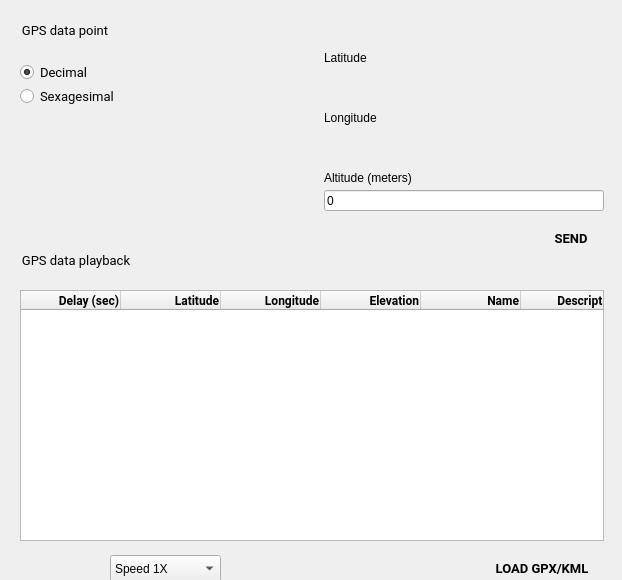
Old version of the form android/skin/qt/extended-pages/location-page.ui in the repository aosp-mirror/platform_external_qemu.
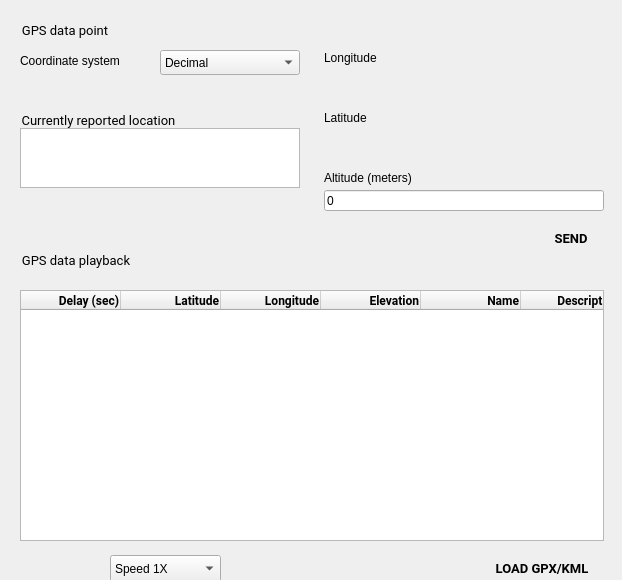
New version of the form. Icons and pictures are not drawn. Custom widgets are drawn as their Qt base class.

Commit message: [ui] Display the current GPS location

Patch:
```diff
--- a/android/skin/qt/extended-pages/location-page.ui
+++ b/android/skin/qt/extended-pages/location-page.ui
@@ -112,7 +112,7 @@
    <property name="geometry">
     <rect>
      <x>324</x>
-     <y>50</y>
+     <y>110</y>
      <width>140</width>
      <height>16</height>
     </rect>
@@ -166,7 +166,7 @@
    <property name="geometry">
     <rect>
      <x>324</x>
-     <y>110</y>
+     <y>50</y>
      <width>140</width>
      <height>16</height>
     </rect>
@@ -218,47 +218,6 @@
    <property name="geometry">
     <rect>
      <x>324</x>
-     <y>130</y>
-     <width>280</width>
-     <height>21</height>
-    </rect>
-   </property>
-   <property name="report_metrics" stdset="0">
-    <bool>false</bool>
-   </property>
-  </widget>
-  <widget class="QRadioButton" name="loc_sexagesimalModeSwitch">
-   <property name="geometry">
-    <rect>
-     <x>20</x>
-     <y>84</y>
-     <width>130</width>
-     <height>25</height>
-    </rect>
-   </property>
-   <property name="font">
-    <font>
-     <family>Roboto</family>
-     <pointsize>10</pointsize>
-    </font>
-   </property>
-   <property name="text">
-    <string>Sexagesimal</string>
-   </property>
-   <property name="iconSize">
-    <size>
-     <width>24</width>
-     <height>24</height>
-    </size>
-   </property>
-   <property name="report_metrics" stdset="0">
-    <bool>false</bool>
-   </property>
-  </widget>
-  <widget class="AngleInputWidget" name="loc_latitudeInput" native="true">
-   <property name="geometry">
-    <rect>
-     <x>324</x>
      <y>70</y>
      <width>280</width>
      <height>21</height>
@@ -268,6 +227,19 @@
     <bool>false</bool>
    </property>
   </widget>
+  <widget class="AngleInputWidget" name="loc_latitudeInput" native="true">
+   <property name="geometry">
+    <rect>
+     <x>324</x>
+     <y>130</y>
+     <width>280</width>
+     <height>21</height>
+    </rect>
+   </property>
+   <property name="report_metrics" stdset="0">
+    <bool>false</bool>
+   </property>
+  </widget>
   <widget class="QGroupBox" name="locationGroup_2">
    <property name="geometry">
     <rect>
@@ -450,39 +422,6 @@
     <bool>false</bool>
    </property>
   </widget>
-  <widget class="QRadioButton" name="loc_decimalModeSwitch">
-   <property name="geometry">
-    <rect>
-     <x>20</x>
-     <y>60</y>
-     <width>109</width>
-     <height>25</height>
-    </rect>
-   </property>
-   <property name="font">
-    <font>
-     <family>Roboto</family>
-     <pointsize>10</pointsize>
-     <weight>50</weight>
-     <bold>false</bold>
-    </font>
-   </property>
-   <property name="text">
-    <string>Decimal</string>
-   </property>
-   <property name="iconSize">
-    <size>
-     <width>24</width>
-     <height>24</height>
-    </size>
-   </property>
-   <property name="checked">
-    <bool>true</bool>
-   </property>
-   <property name="report_metrics" stdset="0">
-    <bool>false</bool>
-   </property>
-  </widget>
   <widget class="QLabel" name="label_14">
    <property name="geometry">
     <rect>
@@ -499,6 +438,88 @@
     <string>Title</string>
    </property>
   </widget>
+  <widget class="QComboBox" name="loc_modeSwitch">
+   <property name="geometry">
+    <rect>
+     <x>160</x>
+     <y>50</y>
+     <width>140</width>
+     <height>25</height>
+    </rect>
+   </property>
+   <property name="report_metrics" stdset="0">
+    <bool>false</bool>
+   </property>
+   <item>
+    <property name="text">
+     <string>Decimal</string>
+    </property>
+   </item>
+   <item>
+    <property name="text">
+     <string>Sexigesimal</string>
+    </property>
+   </item>
+  </widget>
+  <widget class="QLabel" name="label_15">
+   <property name="geometry">
+    <rect>
+     <x>20</x>
+     <y>50</y>
+     <width>140</width>
+     <height>21</height>
+    </rect>
+   </property>
+   <property name="text">
+    <string>Coordinate system</string>
+   </property>
+   <property name="ColorGroup" stdset="0">
+    <string>Title</string>
+   </property>
+  </widget>
+  <widget class="QGroupBox" name="loc_currentLocLabel">
+   <property name="geometry">
+    <rect>
+     <x>20</x>
+     <y>110</y>
+     <width>180</width>
+     <height>31</height>
+    </rect>
+   </property>
+   <property name="font">
+    <font>
+     <family>Roboto</family>
+     <pointsize>10</pointsize>
+     <weight>50</weight>
+     <bold>false</bold>
+    </font>
+   </property>
+   <property name="styleSheet">
+    <string notr="true">border: 0px;</string>
+   </property>
+   <property name="title">
+    <string>Currently reported location</string>
+   </property>
+   <property name="ColorGroup" stdset="0">
+    <string>Title</string>
+   </property>
+  </widget>
+  <widget class="QTextBrowser" name="loc_currentLoc">
+   <property name="geometry">
+    <rect>
+     <x>20</x>
+     <y>128</y>
+     <width>280</width>
+     <height>60</height>
+    </rect>
+   </property>
+   <property name="font">
+    <font>
+     <family>Roboto</family>
+     <pointsize>10</pointsize>
+    </font>
+   </property>
+  </widget>
  </widget>
  <customwidgets>
   <customwidget>
```
Left out of the diff: 4 changed lines with no effect on the pictures. The commit also changes 10 other files.
